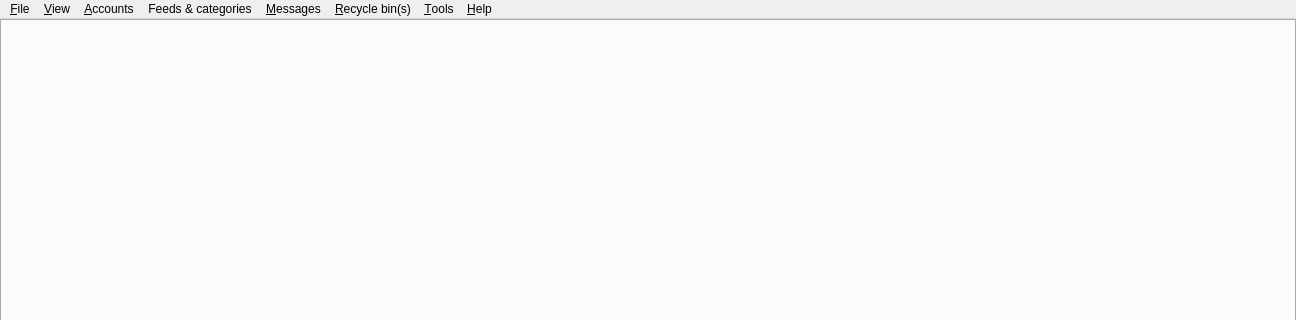
Old version of the form src/gui/dialogs/formmain.ui in the repository martinrotter/rssguard; both pictures show x 0 to 1296 and y 0 to 320 of the 1296 by 677 pixel window.
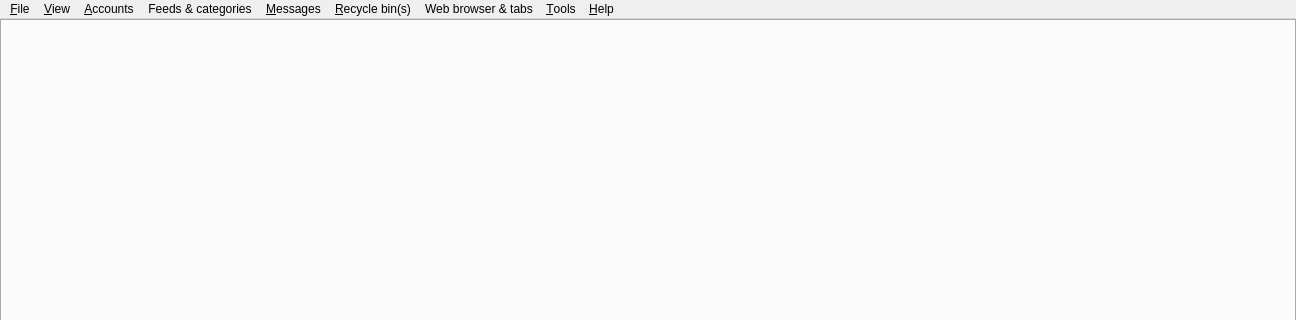
New version of the form. Custom widgets are drawn as their Qt base class.

Commit message: Switched some defaults & added Web browser menu.

```diff
--- a/src/gui/dialogs/formmain.ui
+++ b/src/gui/dialogs/formmain.ui
@@ -160,12 +160,21 @@
     <addaction name="m_actionServiceEdit"/>
     <addaction name="m_actionServiceDelete"/>
    </widget>
+   <widget class="QMenu" name="m_menuWebBrowserTabs">
+    <property name="title">
+     <string>Web browser &amp;&amp; tabs</string>
+    </property>
+    <addaction name="m_actionTabNewWebBrowser"/>
+    <addaction name="m_actionTabsCloseAll"/>
+    <addaction name="m_actionTabsCloseAllExceptCurrent"/>
+   </widget>
    <addaction name="m_menuFile"/>
    <addaction name="m_menuView"/>
    <addaction name="m_menuAccounts"/>
    <addaction name="m_menuFeeds"/>
    <addaction name="m_menuMessages"/>
    <addaction name="m_menuRecycleBin"/>
+   <addaction name="m_menuWebBrowserTabs"/>
    <addaction name="m_menuTools"/>
    <addaction name="m_menuHelp"/>
   </widget>
```
Left out of the diff: 15 changed lines with no effect on the pictures. The commit also changes 5 other files.
